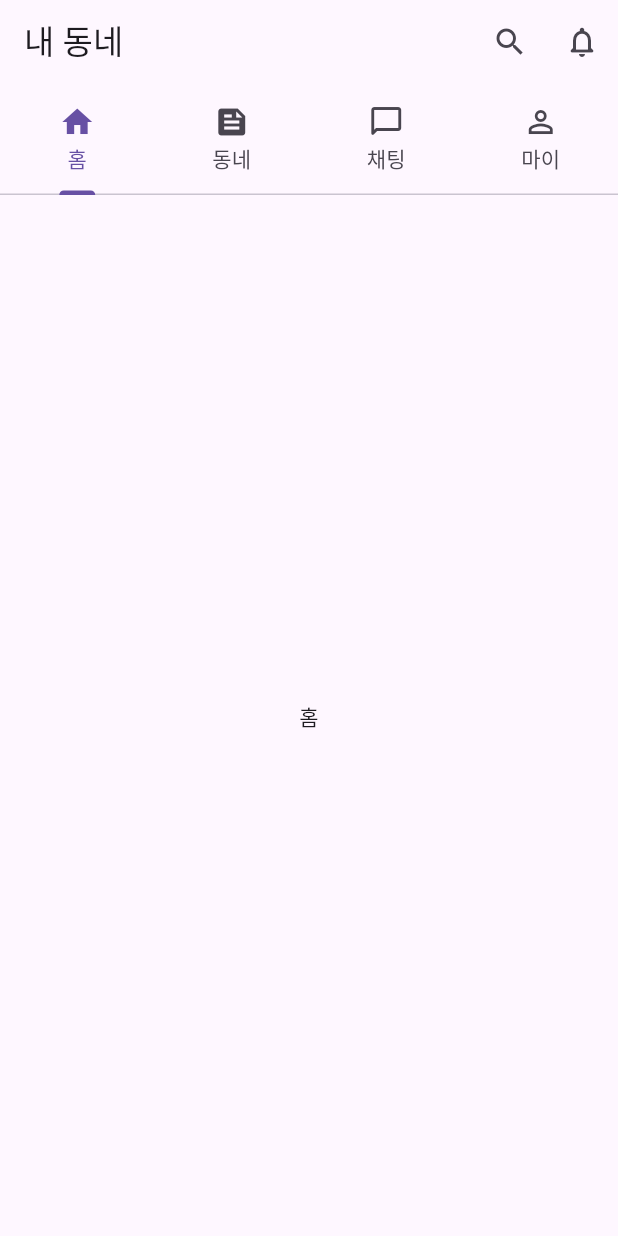
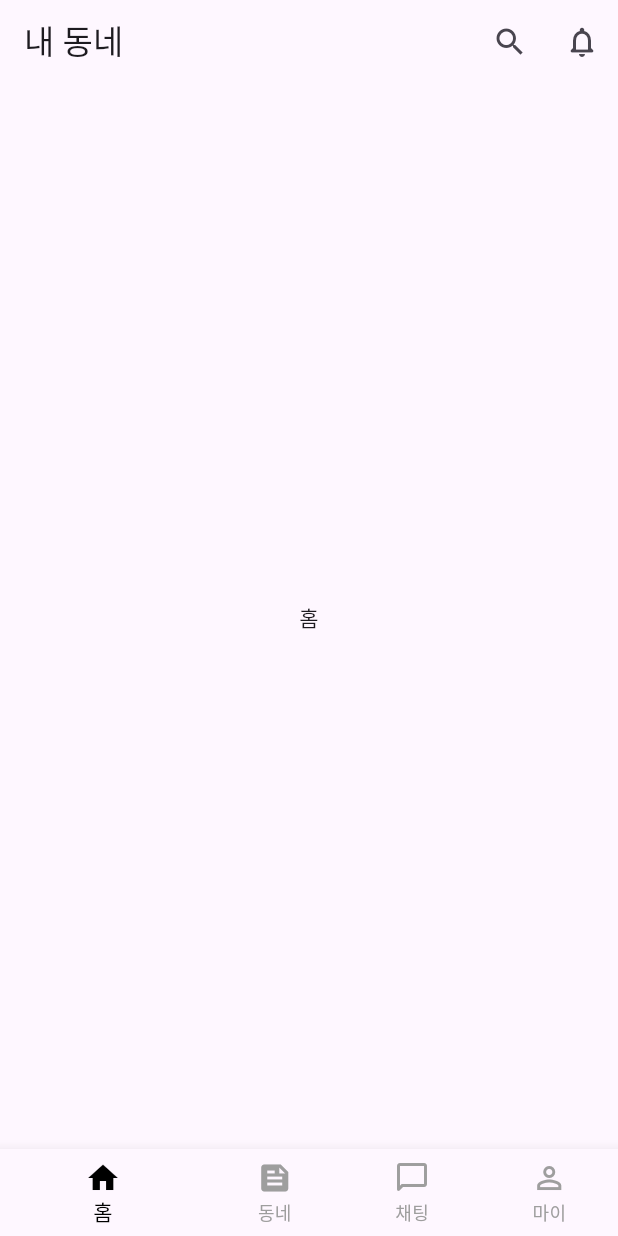
Before and after one commit to seungiloh5/tutorial_fullstack_dev, a Flutter app: the screen it shows after launch, on a phone screen of 412 x 824 dp. Run offline on Flutter 3.47's test engine with Material 3 defaults, Android fonts, the phone set to English and light mode, and no system bars.

Commit message:
풀스택 개발 3장-3.2 하단 탭 네비게이션

```diff
--- a/carrot_flutter/lib/src/screens/home.dart
+++ b/carrot_flutter/lib/src/screens/home.dart
@@ -1,10 +1,24 @@
 import 'package:flutter/material.dart';
 
-final List<Tab> myTabs = <Tab>[
-  Tab(icon: Icon(Icons.home), text: '홈'),
-  Tab(icon: Icon(Icons.feed), text: '동네'),
-  Tab(icon: Icon(Icons.chat_bubble_outline_rounded), text: '채팅'),
-  Tab(icon: Icon(Icons.person_outline), text: '마이'),
+import 'package:flutter/material.dart';
+
+final List<BottomNavigationBarItem> myTabs = <BottomNavigationBarItem>[
+  BottomNavigationBarItem(
+    icon: Icon(Icons.home),
+    label: '홈',
+  ),
+  BottomNavigationBarItem(
+    icon: Icon(Icons.feed),
+    label: '동네',
+  ),
+  BottomNavigationBarItem(
+    icon: Icon(Icons.chat_bubble_outline_rounded),
+    label: '채팅',
+  ),
+  BottomNavigationBarItem(
+    icon: Icon(Icons.person_outline),
+    label: '마이',
+  ),
 ];
 
 final List<Widget> myTabItems = [
@@ -14,18 +28,28 @@ final List<Widget> myTabItems = [
   Center(child: Text('마이')),
 ];
 
-class Home extends StatelessWidget {
+class Home extends StatefulWidget {
   const Home({super.key});
 
   @override
+  State<Home> createState() => _HomeState();
+}
+
+class _HomeState extends State<Home> {
+  int _selectedIndex = 0;
+
+  void _onItemTapped(int index) {
+    setState(() {
+      _selectedIndex = index;
+    });
+  }
+
+  @override
   Widget build(BuildContext context) {
-    return DefaultTabController(
-      length: myTabs.length,
-      child: Scaffold(
+    return Scaffold(
       appBar: AppBar(
         centerTitle: false,
-          title: Text('내 동네'),
-          bottom: TabBar(tabs: myTabs),
+        title: const Text('내 동네'),
         actions: [
           IconButton(
             onPressed: () {},
@@ -37,9 +61,17 @@ class Home extends StatelessWidget {
           ),
         ],
       ),
-        body: TabBarView(
+      body: IndexedStack(
+        index: _selectedIndex,
         children: myTabItems,
       ),
+      bottomNavigationBar: BottomNavigationBar(
+        selectedItemColor: Colors.black,
+        unselectedItemColor: Colors.grey,
+        showUnselectedLabels: true,
+        items: myTabs,
+        currentIndex: _selectedIndex,
+        onTap: _onItemTapped,
       ),
     );
   }
```
Lines whose indentation alone changed are shown as unchanged.
